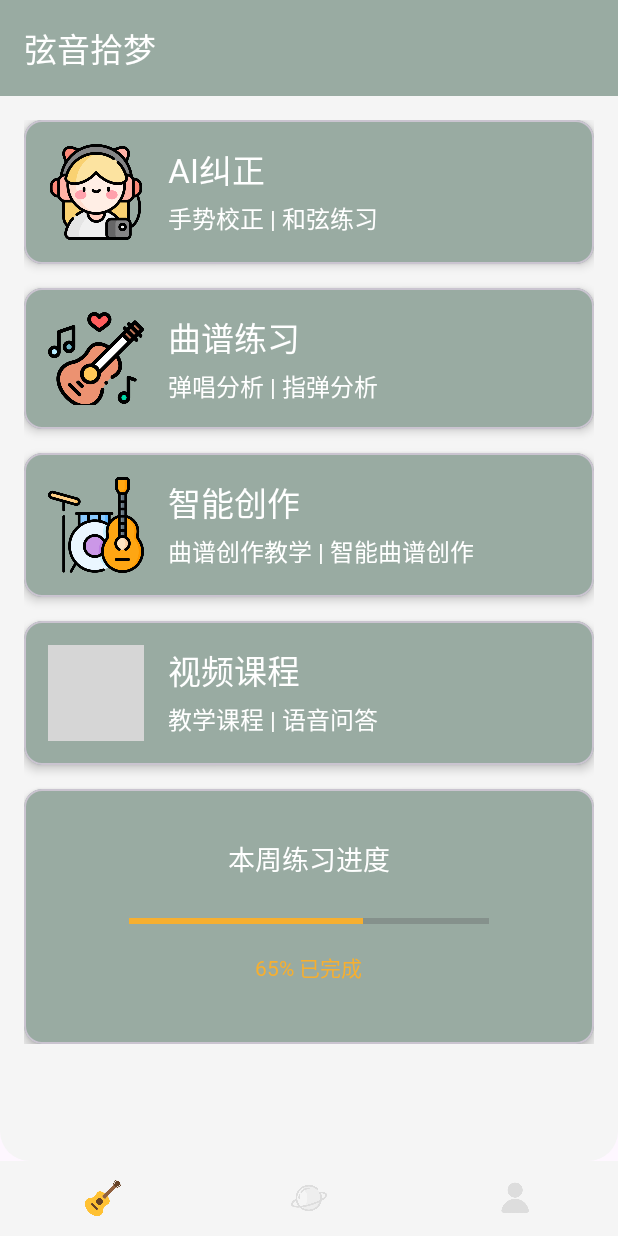
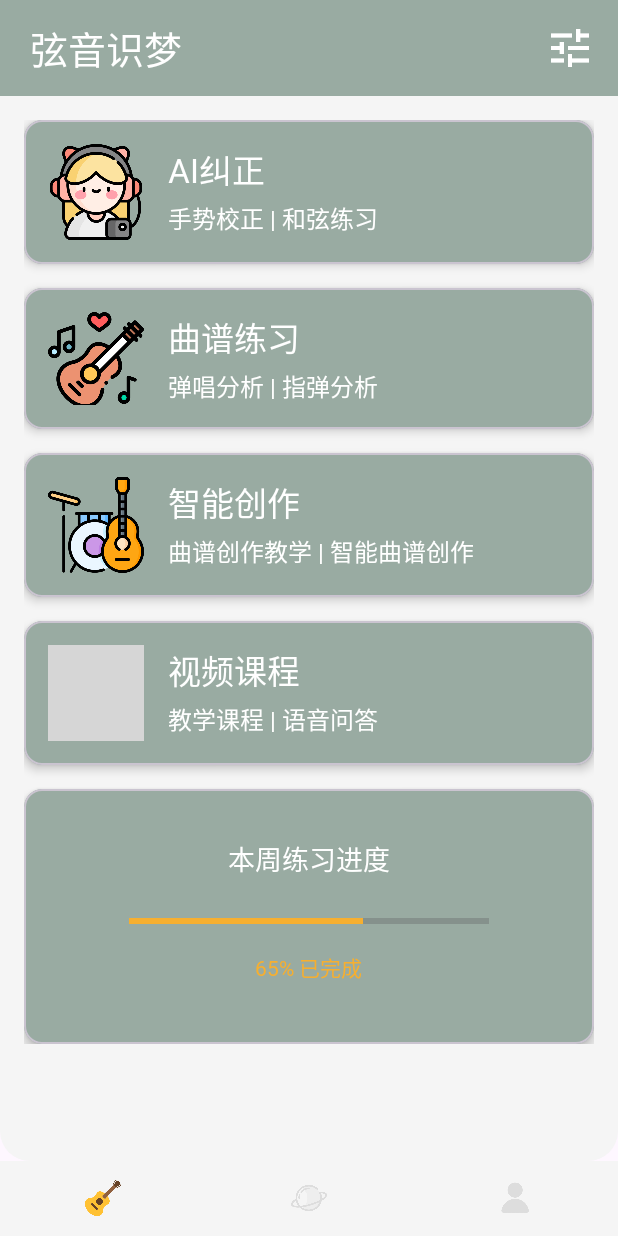
Before and after one commit to W1412X/EchoStrings, an Android app: the screen it shows after launch (MainActivity), on a phone screen of 412 x 824 dp. Run offline under Robolectric (Android 15) with nearby library versions, the phone set to English and light mode, and no system bars; libraries missing offline, so code that uses them is left out: com.google.mediapipe.components; Roboto replaces fonts that are not available here; grey boxes are pictures that could not be loaded.

Commit message:
add tune part

```diff
--- a/app/src/main/java/com/android/echostrings/fragments/LearnPageFragment.java
+++ b/app/src/main/java/com/android/echostrings/fragments/LearnPageFragment.java
@@ -1,20 +1,28 @@
 package com.android.echostrings.fragments;
 
 import android.content.Intent;
+import android.content.pm.PackageManager;
+import android.media.Image;
 import android.os.Bundle;
 
 import androidx.fragment.app.Fragment;
 
+import android.util.Log;
 import android.view.LayoutInflater;
 import android.view.View;
 import android.view.ViewGroup;
+import android.widget.ImageButton;
+import android.widget.Toast;
 
 import com.android.echostrings.ChordLearnActivity;
+import com.android.echostrings.MainActivity;
 import com.android.echostrings.R;
 import com.android.echostrings.activities.MusicCompositionActivity;
 import com.android.echostrings.activities.RecognizeSoundActivity;
+import com.android.echostrings.activities.TuneActivity;
 import com.android.echostrings.activities.VideoCourseActivity;
 import com.google.android.material.card.MaterialCardView;
+import com.google.mediapipe.components.PermissionHelper;
 
 /**
  * A simple {@link Fragment} subclass.
@@ -73,7 +81,7 @@ public class LearnPageFragment extends Fragment {
         MaterialCardView btnAiCorrection = view.findViewById(R.id.btn_AI_correct);
         MaterialCardView btnVideoCourse = view.findViewById(R.id.btn_video_class);
         MaterialCardView btnMusicComposition = view.findViewById(R.id.btn_create);
-
+        ImageButton tune_btn=view.findViewById(R.id.tune_button);
 
         btnRecognizeSound.setOnClickListener(v -> {
             Intent intent = new Intent(getActivity(), RecognizeSoundActivity.class);
@@ -98,6 +106,19 @@ public class LearnPageFragment extends Fragment {
             getActivity().startActivity(intent);
         });
 
+        tune_btn.setOnClickListener(new View.OnClickListener() {
+            @Override
+            public void onClick(View v) {
+                /**
+                 * try to get the permission first
+                 */
+                if(PermissionHelper.audioPermissionsGranted(getActivity())){
+                    getActivity().startActivity(new Intent(getActivity(),TuneActivity.class));
+                }else{
+                    Toast.makeText(getActivity(),"未授予录音权限",Toast.LENGTH_SHORT).show();
+                }
+            }
+        });
         return view;
     }
 }
--- a/app/src/main/res/layout/fragment_learn_page.xml
+++ b/app/src/main/res/layout/fragment_learn_page.xml
@@ -21,15 +21,30 @@
         android:layout_width="match_parent"
         android:layout_height="wrap_content"
         android:theme="@style/ThemeOverlay.AppCompat.Dark.ActionBar">
-        <androidx.appcompat.widget.Toolbar
-            android:fontFamily="@font/zkklt"
-            android:id="@+id/toolbar"
+        <LinearLayout
+            android:orientation="horizontal"
+            android:background="@color/green_200"
             android:layout_width="match_parent"
-            android:layout_height="?attr/actionBarSize"
-            android:background="@color/green_200"
-            app:title="弦音拾梦"
-            app:titleTextColor="@color/white"
-            app:popupTheme="@style/ThemeOverlay.AppCompat.Light"/>
+            android:layout_height="?attr/actionBarSize">
+            <TextView
+                android:layout_weight="1"
+                android:layout_width="match_parent"
+                android:layout_height="match_parent"
+                android:gravity="center_vertical"
+                android:paddingLeft="20dp"
+                android:text="弦音识梦"
+                android:textSize="25sp"
+                android:textColor="@color/white"
+                android:fontFamily="@font/zkklt"/>
+            <ImageButton
+                android:id="@+id/tune_button"
+                android:layout_width="?attr/actionBarSize"
+                android:layout_height="?attr/actionBarSize"
+                android:padding="15dp"
+                android:src="@drawable/icon_tune"
+                android:scaleType="centerInside"
+                android:background="@color/transparent"/>
+        </LinearLayout>
 
     </com.google.android.material.appbar.AppBarLayout>
 
```
Also changed, not shown: app/src/main/res/drawable/icon_tune.png (added).
